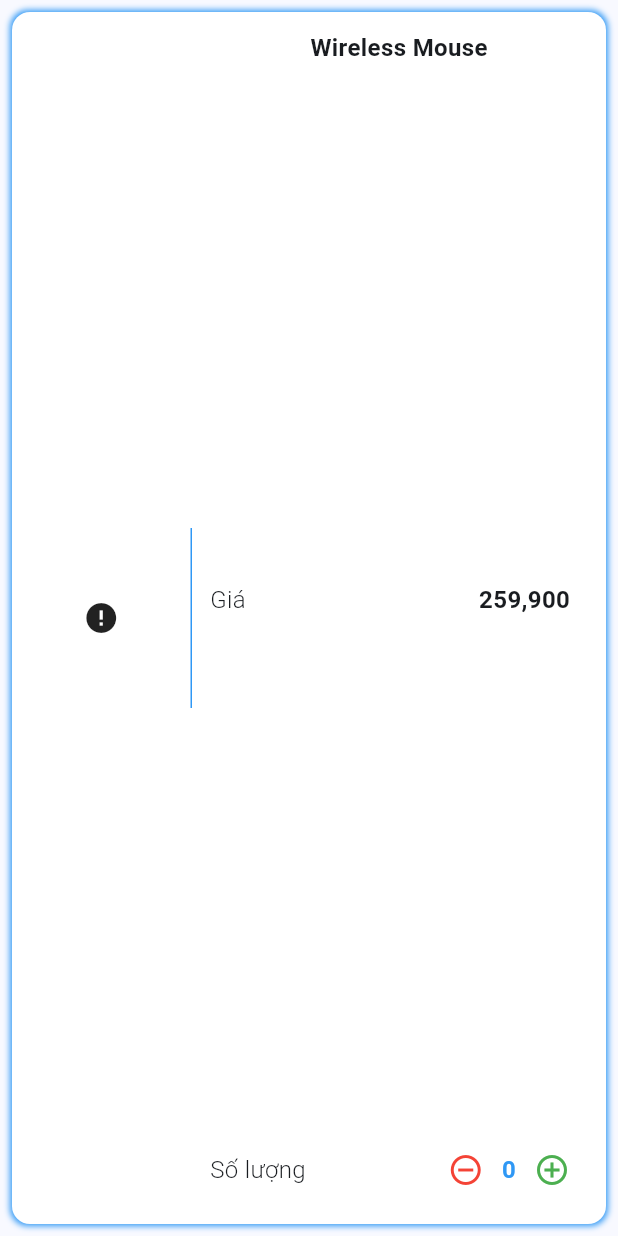
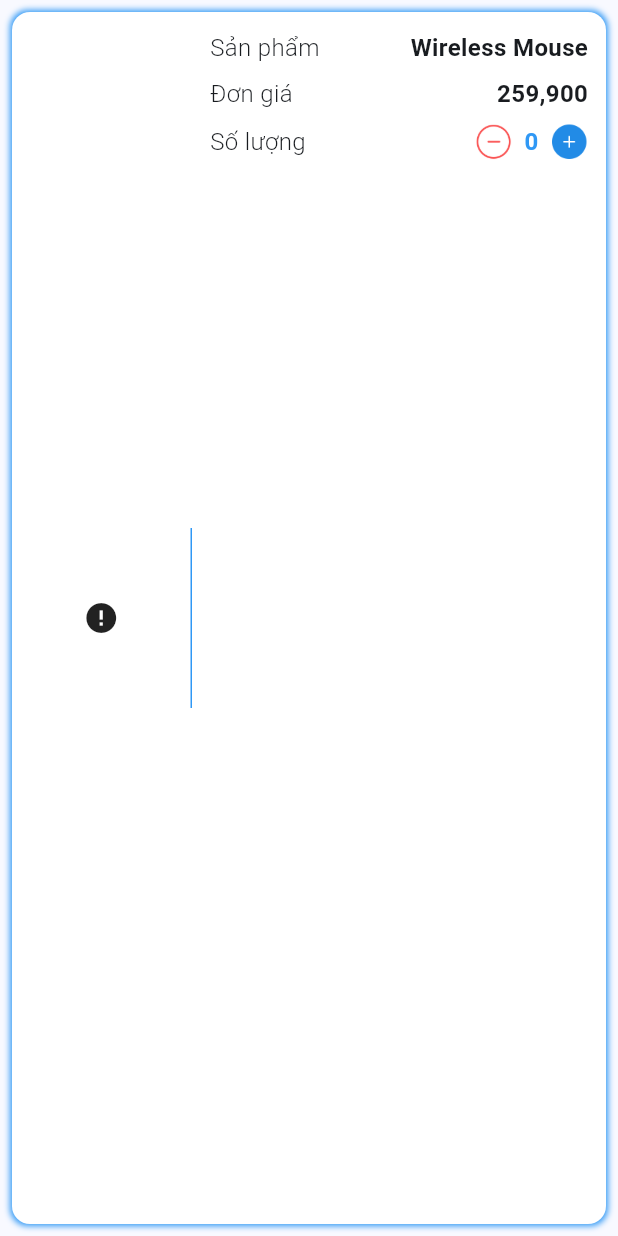
Before and after one commit to hungdungn47/HOSCO_Shop, a Flutter app: the CartItemCard widget shown alone on an empty page, opened directly with empty values, on a phone screen of 412 x 824 dp. Run offline on Flutter 3.47's test engine with Material 3 defaults, Android fonts, the phone set to English and light mode, and no system bars; drawn by our look-alikes of cached_network_image; our stand-ins replace awesome_dialog, firebase_core, firebase_storage, get, get_it, image_picker and 1 more; missing offline and left inert: cloudinary_url_gen, firebase_app_check; accounts and stored records are empty; network calls fail.

```diff
--- a/lib/models/transaction.dart
+++ b/lib/models/transaction.dart
@@ -1,3 +1,5 @@
+
+
 import './cartItem.dart';
 import './product.dart';
 
@@ -6,12 +8,14 @@ class Transaction {
   final List<CartItem> items;
   final double totalAmount;
   final DateTime date;
+  final String type;
 
   Transaction({
     required this.id,
     required this.items,
     required this.totalAmount,
     required this.date,
+    this.type = "sale"
   });
 
   // Convert Transaction to JSON (for storage)
@@ -20,6 +24,7 @@ class Transaction {
     "items": items.map((item) => item.toJson()).toList(),
     "totalAmount": totalAmount,
     "date": date.toIso8601String(),
+    "type": type
   };
 
   // Convert JSON to Transaction
@@ -29,6 +34,7 @@ class Transaction {
       items: (json['items'] as List).map((item) => CartItem.fromJson(item)).toList(),
       totalAmount: json['totalAmount'],
       date: DateTime.parse(json['date']),
+      type: json['type']
     );
   }
 }
--- a/lib/utils/constants.dart
+++ b/lib/utils/constants.dart
@@ -2,3 +2,5 @@
 import 'dart:ui';
 
 final Color primaryColor = Color(0xff2F98F5);
+final String transactionTypeSale = 'sale';
+final String transactionTypeImport = 'import';
--- a/lib/views/common_widgets/cart_item_card.dart
+++ b/lib/views/common_widgets/cart_item_card.dart
@@ -75,24 +75,28 @@ class CartItemCard extends StatelessWidget {
             child: Padding(
               padding: const EdgeInsets.all(12),
               child: Column(
+                mainAxisAlignment: MainAxisAlignment.start,
+                children: [
+                  Row(
                     mainAxisAlignment: MainAxisAlignment.spaceBetween,
                     children: [
-                  Text(
-                    cartItem.product.name,
-                    style: boldText,
+                      Text("Sản phẩm", style: fieldNameTextStyle,),
+                      Flexible(
+                        child: Text( cartItem.product.name, maxLines: 1, overflow: TextOverflow.ellipsis, style: boldText,),
                       ),
-                  Padding(
-                    padding: const EdgeInsets.only(right: 12.0),
-                    child: Row(
+                    ],
+                  ),
+                  const SizedBox(height: 8),
+                  Row(
                     mainAxisAlignment: MainAxisAlignment.spaceBetween,
                     children: [
-                        Text("Giá", style: fieldNameTextStyle,),
+                      Text("Đơn giá", style: fieldNameTextStyle,),
                       Flexible(
                         child: Text( NumberFormat.decimalPattern().format(cartItem.product.price), maxLines: 1, overflow: TextOverflow.ellipsis, style: boldText,),
                       ),
                     ],
                   ),
-                  ),
+                  const SizedBox(height: 8),
                   Row(
                     mainAxisAlignment: MainAxisAlignment.spaceBetween,
                     children: [
@@ -101,20 +105,28 @@ class CartItemCard extends StatelessWidget {
                         mainAxisAlignment: MainAxisAlignment.spaceBetween,
                         children: [
                           // Remove 1 button
-                          IconButton(
-                            onPressed: () {
+                          GestureDetector(
+                            onTap: () {
                               cartController.removeFromCart(cartItem.product);
                             },
-                            icon: Icon(Icons.remove_circle_outline, color: Colors.red),
+                            child: Image.asset(
+                              'assets/icons/red_minus_icon.png',
+                              height: 25
                             ),
+                          ),
+                          const SizedBox(width: 8),
                           Obx(() => Text( '${cartController.getQuantity(cartItem.product)}', maxLines: 1, overflow: TextOverflow.ellipsis, style: blueBoldText,)),
                           // Add 1 button
-                          IconButton(
-                            onPressed: () {
+                          const SizedBox(width: 8),
+                          GestureDetector(
+                            onTap: () {
                               cartController.addToCart(cartItem.product);
                             },
-                            icon: Icon(Icons.add_circle_outline, color: Colors.green),
+                            child: Image.asset(
+                              'assets/icons/blue_add_icon.png',
+                              height: 25
                             ),
+                          )
                         ],
                       )
                     ],
--- a/pubspec.yaml
+++ b/pubspec.yaml
@@ -48,6 +48,7 @@ dependencies:
   image_picker: ^1.1.2
   shared_preferences: ^2.5.2
   uuid: ^4.5.1
+  awesome_dialog: ^3.2.1
 
 dev_dependencies:
   flutter_test:
```
Also changed, not shown: lib/views/cart/cart.dart (+35 -18 lines), lib/views/history/transaction_details.dart (+8 -3 lines), lib/views/history/transaction_history.dart (+62 -28 lines), lib/views/products/edit_product.dart (+11 -4 lines), assets/icons/blue_add_icon.png (added), assets/icons/cart_empty_icon.png (added), assets/icons/red_minus_icon.png (added), pubspec.lock. Lines whose indentation alone changed are shown as unchanged.
